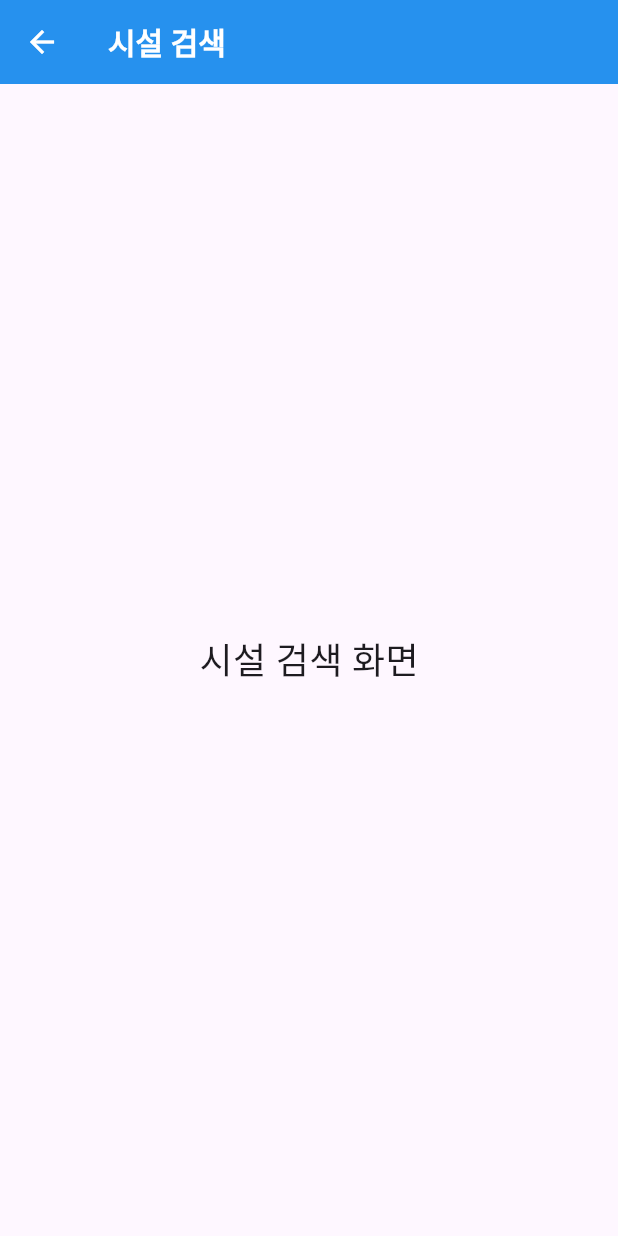
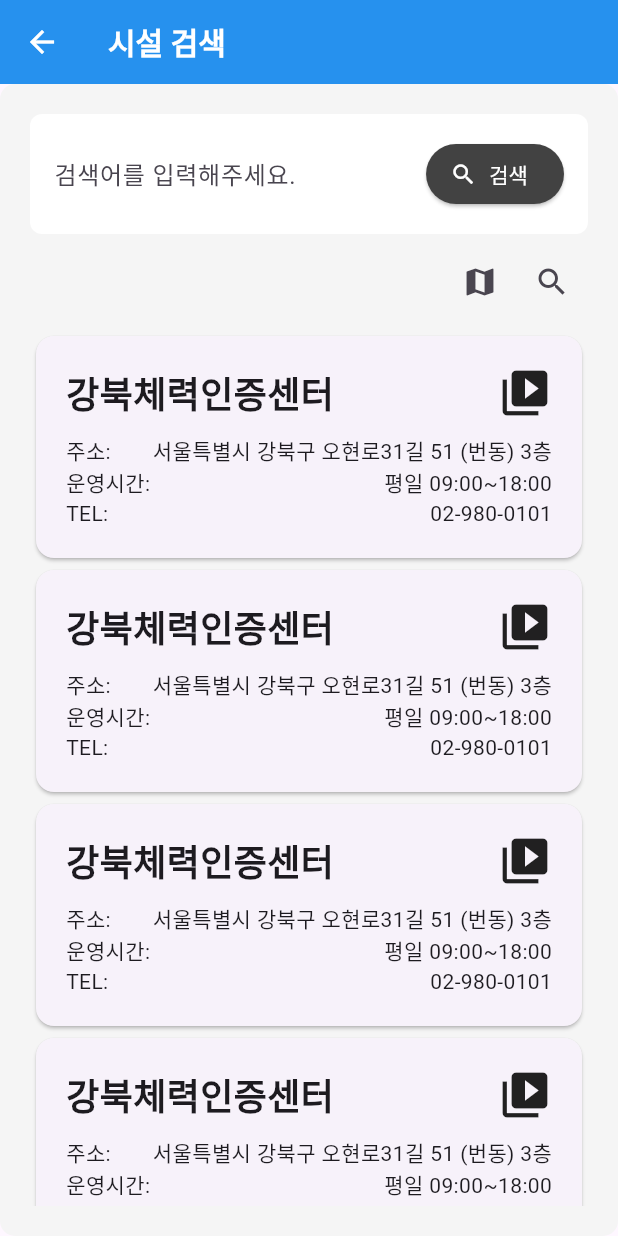
Before and after one commit to Team2Kim/flutter_frontend, a Flutter app: the FacilitySearchScreen screen opened by its route, on a phone screen of 412 x 824 dp. Run offline on Flutter 3.47's test engine with Material 3 defaults, Android fonts, the phone set to English and light mode, and no system bars.

Commit message:
feat: 250907 2254 시설 검색창

```diff
--- a/lib/screen/facility_search_screen.dart
+++ b/lib/screen/facility_search_screen.dart
@@ -10,19 +10,118 @@ class FacilitySearchScreen extends StatefulWidget {
 }
 
 class _FacilitySearchScreenState extends State<FacilitySearchScreen> {
+  final TextEditingController _searchController = TextEditingController();
+    void _performSearch() {
+    // 여기에 검색 로직을 구현할 수 있습니다
+    print('검색어: ${_searchController.text}');
+    print('선택된 필터들:');
+  }
+
   @override
   Widget build(BuildContext context) {
-    return const Scaffold(
+    return Scaffold(
       appBar: CustomAppbar(
         title: '시설 검색',
         automaticallyImplyLeading: true,
       ),
-      body: Center(
-        child: Text(
-          '시설 검색 화면',
-          style: TextStyle(fontSize: 24),
+      body: Container(
+          padding: const EdgeInsets.all(20),
+          decoration: BoxDecoration(
+            color: Colors.grey[100],
+            borderRadius: BorderRadius.circular(10),
+          ),
+          child: Column(
+            children: [
+              // 검색창
+              Container(
+                padding: const EdgeInsets.all(16),
+                decoration: BoxDecoration(
+                  color: Colors.white,
+                  borderRadius: BorderRadius.circular(8),
+                ),
+                child: Row(
+                  children: [
+                    Expanded(
+                      child: TextFormField(
+                        controller: _searchController,
+                        decoration: const InputDecoration(
+                          hintText: '검색어를 입력해주세요.',
+                          border: InputBorder.none,
+                        ),
+                      ),
+                    ),
+                    ElevatedButton.icon(
+                      onPressed: _performSearch,
+                      icon: const Icon(Icons.search),
+                      label: const Text('검색'),
+                      style: ElevatedButton.styleFrom(
+                        backgroundColor: Colors.grey[800],
+                        foregroundColor: Colors.white,
+                      ),
+                    ),
+                  ],
+                ),
+              ),
+              const SizedBox(height: 8),
+              Row(
+                mainAxisAlignment: MainAxisAlignment.end,
+                children: [
+                  IconButton(onPressed: () {}, icon: const Icon(Icons.map, size: 24,)),
+                  IconButton(onPressed: () {}, icon: const Icon(Icons.search_outlined, size: 24,)),
+                ],
+              ),
+              const SizedBox(height: 8),
+              // 영상 목록
+              Expanded(
+                child: ListView.builder(
+                  itemBuilder: (context, index) {
+                    return Card(
+                      borderOnForeground: false,
+                      child: Container(
+                        padding: const EdgeInsets.all(20),
+                        child: Container(
+                          child: const Column(
+                            children: [
+                              Row(
+                                mainAxisAlignment: MainAxisAlignment.spaceBetween,
+                                children: [
+                                  Text('강북체력인증센터', style: TextStyle(fontSize: 24, fontWeight: FontWeight.bold),),
+                                  const Icon(Icons.video_library, size: 36,),
+                                ],
+                              ),
+                              const SizedBox(height: 10),
+                              Row(
+                                mainAxisAlignment: MainAxisAlignment.spaceBetween,
+                                children: [
+                                Text('주소:', style: TextStyle(fontSize: 14,),),
+                                Text('서울특별시 강북구 오현로31길 51 (번동) 3층', style: TextStyle(fontSize: 14,),),
+                                ],
+                              ),
+                              Row(
+                                mainAxisAlignment: MainAxisAlignment.spaceBetween,
+                                children: [
+                                Text('운영시간:', style: TextStyle(fontSize: 14,),),
+                                Text('평일 09:00~18:00', style: TextStyle(fontSize: 14,),),
+                                ],
+                              ),
+                              Row(
+                                mainAxisAlignment: MainAxisAlignment.spaceBetween,
+                                children: [
+                                Text('TEL:', style: TextStyle(fontSize: 14,),),
+                                Text('02-980-0101', style: TextStyle(fontSize: 14,),),
+                                ],
+                              ),
+                            ],
+                          )
+                        ),
+                      ),
+                    );
+                  },
+                ),
+              ),
+          ],
         ),
-      ),
+      )
     );
   }
 }
--- a/lib/screen/home_screen.dart
+++ b/lib/screen/home_screen.dart
@@ -42,6 +42,10 @@ class _HomeScreenState extends State<HomeScreen> {
               child: ListView(
               children: [
                 Card(
+                  child: InkWell(
+                      onTap: () {
+                        Navigator.pushNamed(context, '/facility/search');
+                      },
                       child: Container(
                         padding: const EdgeInsets.all(20),
                         child: const Row(
@@ -50,6 +54,7 @@ class _HomeScreenState extends State<HomeScreen> {
                             Icon(Icons.search, size: 50,),
                             Text('시설 검색', style: TextStyle(fontSize: 24, fontWeight: FontWeight.bold),),
                           ],
+                      ),
                     ),
                   ),
                 ),
```
Lines whose indentation alone changed are shown as unchanged.
